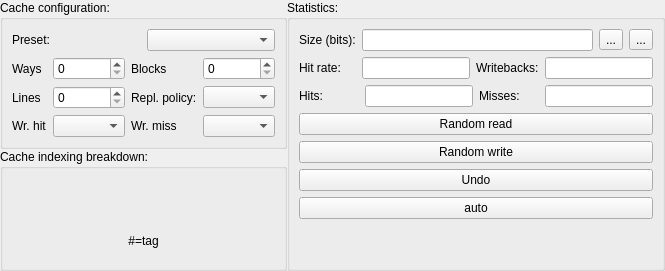
Before: the Qt Designer form src/cachesim/cacheconfigwidget.ui in mortbopet/Ripes, drawn with Qt 5.
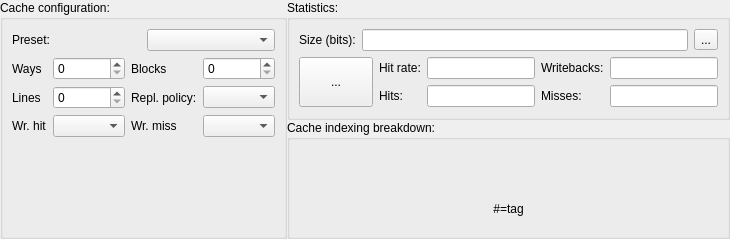
After: the same form once the commit is applied.

Commit message: Resize/reorder cache config widget

What changed in the file:
```diff
--- a/src/cachesim/cacheconfigwidget.ui
+++ b/src/cachesim/cacheconfigwidget.ui
@@ -6,8 +6,8 @@
    <rect>
     <x>0</x>
     <y>0</y>
-    <width>665</width>
-    <height>271</height>
+    <width>730</width>
+    <height>239</height>
    </rect>
   </property>
   <property name="windowTitle">
@@ -45,13 +45,26 @@
              <layout class="QHBoxLayout" name="horizontalLayout_2">
               <item>
                <widget class="QLabel" name="label">
+                <property name="sizePolicy">
+                 <sizepolicy hsizetype="Preferred" vsizetype="Fixed">
+                  <horstretch>0</horstretch>
+                  <verstretch>0</verstretch>
+                 </sizepolicy>
+                </property>
                 <property name="text">
                  <string>Preset:</string>
                 </property>
                </widget>
               </item>
               <item>
-               <widget class="QComboBox" name="presets"/>
+               <widget class="QComboBox" name="presets">
+                <property name="sizePolicy">
+                 <sizepolicy hsizetype="Preferred" vsizetype="Fixed">
+                  <horstretch>0</horstretch>
+                  <verstretch>0</verstretch>
+                 </sizepolicy>
+                </property>
+               </widget>
               </item>
              </layout>
             </item>
@@ -131,54 +144,31 @@
               </item>
              </layout>
             </item>
-           </layout>
-          </item>
-         </layout>
-        </widget>
-       </item>
        <item>
-        <widget class="QGroupBox" name="groupBox_3">
-         <property name="title">
-          <string>Cache indexing breakdown:</string>
-         </property>
-         <layout class="QGridLayout" name="gridLayout_4">
-          <item row="0" column="0">
-           <layout class="QVBoxLayout" name="verticalLayout_5">
-            <item>
-             <layout class="QHBoxLayout" name="horizontalLayout_3">
-              <item>
-               <widget class="QLabel" name="indexingText">
-                <property name="text">
-                 <string/>
-                </property>
-                <property name="alignment">
-                 <set>Qt::AlignCenter</set>
-                </property>
-               </widget>
+             <spacer name="verticalSpacer">
+              <property name="orientation">
+               <enum>Qt::Vertical</enum>
+              </property>
+              <property name="sizeType">
+               <enum>QSizePolicy::MinimumExpanding</enum>
+              </property>
+              <property name="sizeHint" stdset="0">
+               <size>
+                <width>20</width>
+                <height>1</height>
+               </size>
+              </property>
+             </spacer>
               </item>
              </layout>
             </item>
-            <item>
-             <layout class="QHBoxLayout" name="horizontalLayout_8">
-              <item>
-               <widget class="QLabel" name="indexingKey">
-                <property name="text">
-                 <string>#=tag</string>
-                </property>
-                <property name="alignment">
-                 <set>Qt::AlignCenter</set>
-                </property>
-               </widget>
-              </item>
-             </layout>
-            </item>
-           </layout>
-          </item>
-         </layout>
+         </layout>
         </widget>
        </item>
       </layout>
      </item>
+     <item>
+      <layout class="QVBoxLayout" name="verticalLayout_6">
      <item>
       <widget class="QGroupBox" name="groupBox_2">
        <property name="title">
@@ -219,25 +209,34 @@
               </property>
              </widget>
             </item>
+             </layout>
+            </item>
+           </layout>
+          </item>
+          <item row="1" column="0">
+           <layout class="QHBoxLayout" name="horizontalLayout_4">
             <item>
              <widget class="QToolButton" name="cachePlot">
+              <property name="sizePolicy">
+               <sizepolicy hsizetype="Preferred" vsizetype="Preferred">
+                <horstretch>0</horstretch>
+                <verstretch>0</verstretch>
+               </sizepolicy>
+              </property>
               <property name="text">
                <string>...</string>
               </property>
-             </widget>
-            </item>
-           </layout>
-          </item>
-          <item>
-           <layout class="QHBoxLayout" name="horizontalLayout_6">
-            <item>
-             <widget class="QLabel" name="label_5">
-              <property name="text">
-               <string>Hit rate:</string>
+              <property name="iconSize">
+               <size>
+                <width>32</width>
+                <height>32</height>
+               </size>
               </property>
              </widget>
             </item>
             <item>
+             <layout class="QGridLayout" name="gridLayout_6">
+              <item row="0" column="1">
              <widget class="QLineEdit" name="hitrate">
               <property name="sizePolicy">
                <sizepolicy hsizetype="Preferred" vsizetype="Fixed">
@@ -253,14 +252,14 @@
               </property>
              </widget>
             </item>
-            <item>
+              <item row="0" column="2">
              <widget class="QLabel" name="label_7">
               <property name="text">
                <string>Writebacks:</string>
               </property>
              </widget>
             </item>
-            <item>
+              <item row="0" column="3">
              <widget class="QLineEdit" name="writebacks">
               <property name="sizePolicy">
                <sizepolicy hsizetype="Preferred" vsizetype="Fixed">
@@ -276,18 +275,21 @@
               </property>
              </widget>
             </item>
-           </layout>
-          </item>
-          <item>
-           <layout class="QHBoxLayout" name="horizontalLayout_9">
-            <item>
+              <item row="0" column="0">
+               <widget class="QLabel" name="label_5">
+                <property name="text">
+                 <string>Hit rate:</string>
+                </property>
+               </widget>
+              </item>
+              <item row="1" column="0">
              <widget class="QLabel" name="label_11">
               <property name="text">
                <string>Hits:</string>
               </property>
              </widget>
             </item>
-            <item>
+              <item row="1" column="1">
              <widget class="QLineEdit" name="hits">
               <property name="sizePolicy">
                <sizepolicy hsizetype="Preferred" vsizetype="Fixed">
@@ -303,14 +305,14 @@
               </property>
              </widget>
             </item>
-            <item>
+              <item row="1" column="2">
              <widget class="QLabel" name="label_12">
               <property name="text">
                <string>Misses:</string>
               </property>
              </widget>
             </item>
-            <item>
+              <item row="1" column="3">
              <widget class="QLineEdit" name="misses">
               <property name="sizePolicy">
                <sizepolicy hsizetype="Preferred" vsizetype="Fixed">
@@ -330,49 +332,57 @@
           </item>
          </layout>
         </item>
-        <item row="6" column="0">
-         <spacer name="verticalSpacer">
-          <property name="orientation">
-           <enum>Qt::Vertical</enum>
-          </property>
-          <property name="sizeHint" stdset="0">
-           <size>
-            <width>20</width>
-            <height>40</height>
-           </size>
-          </property>
-         </spacer>
-        </item>
-        <item row="5" column="0">
-         <widget class="QPushButton" name="autoAccess">
+         </layout>
+        </widget>
+       </item>
+       <item>
+        <widget class="QGroupBox" name="groupBox_3">
+         <property name="title">
+          <string>Cache indexing breakdown:</string>
+         </property>
+         <layout class="QGridLayout" name="gridLayout_4">
+          <item row="0" column="0">
+           <layout class="QVBoxLayout" name="verticalLayout_5">
+            <item>
+             <layout class="QHBoxLayout" name="horizontalLayout_3">
+              <item>
+               <widget class="QLabel" name="indexingText">
+                <property name="sizePolicy">
+                 <sizepolicy hsizetype="Preferred" vsizetype="Preferred">
+                  <horstretch>0</horstretch>
+                  <verstretch>0</verstretch>
+                 </sizepolicy>
+                </property>
           <property name="text">
-           <string>auto</string>
-          </property>
-         </widget>
-        </item>
-        <item row="3" column="0">
-         <widget class="QPushButton" name="randomwrite">
-          <property name="text">
-           <string>Random write</string>
+                 <string/>
+                </property>
+                <property name="alignment">
+                 <set>Qt::AlignCenter</set>
           </property>
          </widget>
         </item>
-        <item row="2" column="0">
-         <widget class="QPushButton" name="randomread">
-          <property name="text">
-           <string>Random read</string>
-          </property>
-         </widget>
-        </item>
-        <item row="4" column="0">
-         <widget class="QPushButton" name="undo">
+             </layout>
+            </item>
+            <item>
+             <layout class="QHBoxLayout" name="horizontalLayout_8">
+              <item>
+               <widget class="QLabel" name="indexingKey">
           <property name="text">
-           <string>Undo</string>
-          </property>
+                 <string>#=tag</string>
+                </property>
+                <property name="alignment">
+                 <set>Qt::AlignCenter</set>
+                </property>
          </widget>
         </item>
        </layout>
-      </widget>
+            </item>
+           </layout>
+          </item>
+         </layout>
+        </widget>
+       </item>
+      </layout>
      </item>
     </layout>
    </item>
```
Lines whose indentation alone changed are shown as unchanged. The commit also changes 3 other files.
